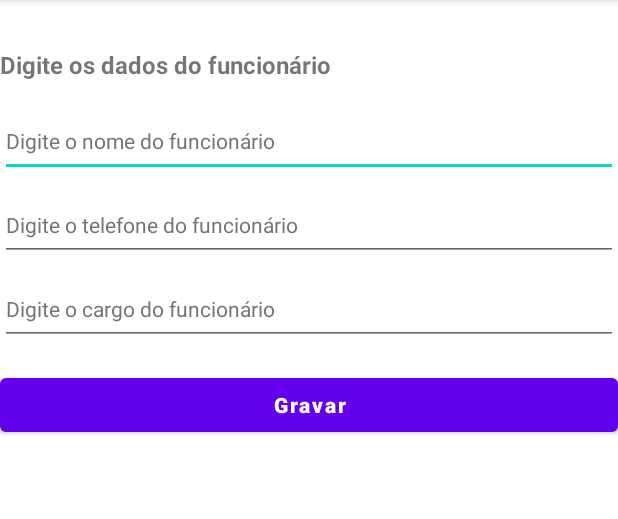
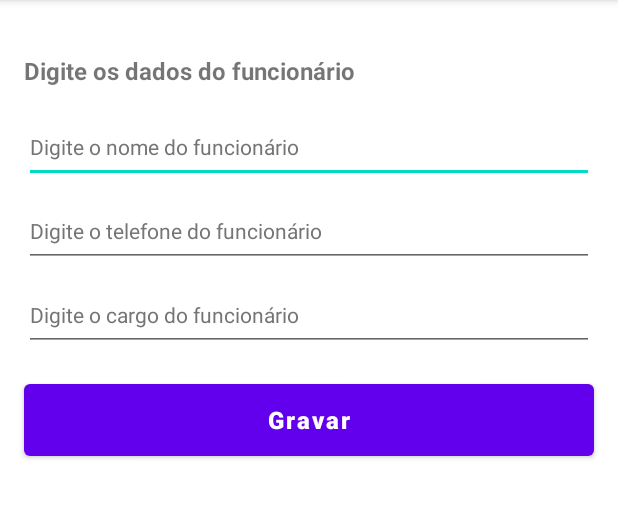
Before and after one commit to luishenriqueturani/AnaliseEDesenvolvimentoDeSistemasQI, an Android app: the screen it shows after launch (MainActivity), on a phone screen of 412 x 824 dp, the part 84-603 px from its top. Run offline under Robolectric (Android 15) with nearby library versions, the phone set to English and light mode, and no system bars.

Commit message:
Correções
Feito correções do alinhamento e teste na vm, por isso tantos arquivos

```diff
--- a/Linguagem_de_programacao_e_programacao_mobile/AppFuncionario/app/src/main/res/layout/activity_main.xml
+++ b/Linguagem_de_programacao_e_programacao_mobile/AppFuncionario/app/src/main/res/layout/activity_main.xml
@@ -10,7 +10,9 @@
         android:id="@+id/textView2"
         android:layout_width="wrap_content"
         android:layout_height="wrap_content"
-        android:layout_marginTop="32dp"
+        android:layout_marginStart="16dp"
+        android:layout_marginTop="36dp"
+        android:layout_marginEnd="16dp"
         android:clickable="false"
         android:fontFamily="sans-serif"
         android:text="@string/title_text"
@@ -26,7 +28,10 @@
         android:id="@+id/txt_nome"
         android:layout_width="0dp"
         android:layout_height="wrap_content"
+        android:layout_marginStart="16dp"
         android:layout_marginTop="16dp"
+        android:layout_marginEnd="16dp"
+        android:autofillHints=""
         android:ems="10"
         android:hint="@string/placeholder_nome"
         android:inputType="textPersonName"
@@ -36,14 +41,16 @@
         app:layout_constraintEnd_toEndOf="parent"
         app:layout_constraintHorizontal_bias="0.044"
         app:layout_constraintStart_toStartOf="parent"
-        app:layout_constraintTop_toBottomOf="@+id/textView2"
-        android:autofillHints="" />
+        app:layout_constraintTop_toBottomOf="@+id/textView2" />
 
     <EditText
         android:id="@+id/txt_telefone"
         android:layout_width="0dp"
         android:layout_height="wrap_content"
+        android:layout_marginStart="16dp"
         android:layout_marginTop="8dp"
+        android:layout_marginEnd="16dp"
+        android:autofillHints=""
         android:ems="10"
         android:hint="@string/placeholder_telefone"
         android:inputType="textPersonName"
@@ -53,14 +60,16 @@
         app:layout_constraintEnd_toEndOf="parent"
         app:layout_constraintHorizontal_bias="0.0"
         app:layout_constraintStart_toStartOf="parent"
-        app:layout_constraintTop_toBottomOf="@+id/txt_nome"
-        android:autofillHints="" />
+        app:layout_constraintTop_toBottomOf="@+id/txt_nome" />
 
     <EditText
         android:id="@+id/txt_cargo"
         android:layout_width="0dp"
         android:layout_height="wrap_content"
+        android:layout_marginStart="16dp"
         android:layout_marginTop="8dp"
+        android:layout_marginEnd="16dp"
+        android:autofillHints=""
         android:ems="10"
         android:hint="@string/placeholder_cargo"
         android:inputType="textPersonName"
@@ -70,16 +79,18 @@
         app:layout_constraintEnd_toEndOf="parent"
         app:layout_constraintHorizontal_bias="0.0"
         app:layout_constraintStart_toStartOf="parent"
-        app:layout_constraintTop_toBottomOf="@+id/txt_telefone"
-        android:autofillHints="" />
+        app:layout_constraintTop_toBottomOf="@+id/txt_telefone" />
 
     <Button
         android:id="@+id/btn_gravar"
         android:layout_width="0dp"
-        android:layout_height="wrap_content"
+        android:layout_height="60dp"
+        android:layout_marginStart="16dp"
         android:layout_marginTop="16dp"
+        android:layout_marginEnd="16dp"
         android:text="@string/txt_btn_gravar"
         android:textAllCaps="false"
+        android:textSize="16sp"
         android:textStyle="bold"
         app:layout_constraintEnd_toEndOf="parent"
         app:layout_constraintStart_toStartOf="parent"
```
